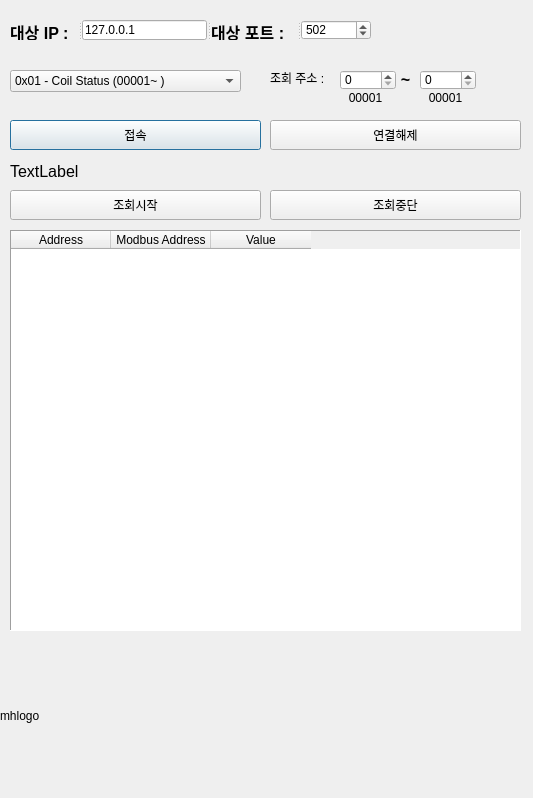
First picture: the form in modules/modbus_comm/modbus_test.ui, repository wkim300/BASS-BEMS, before the edit.
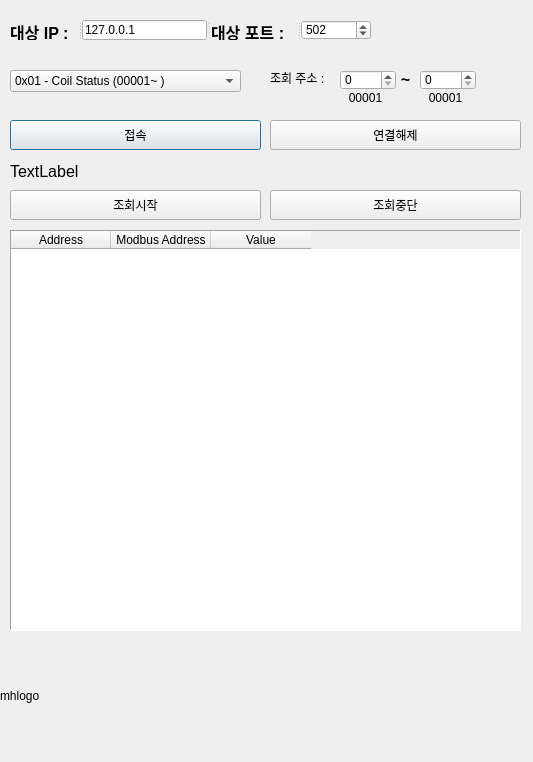
Second picture: the form after the edit.

```diff
--- a/modules/modbus_comm/modbus_test.ui
+++ b/modules/modbus_comm/modbus_test.ui
@@ -7,7 +7,7 @@
     <x>0</x>
     <y>0</y>
     <width>533</width>
-    <height>798</height>
+    <height>762</height>
    </rect>
   </property>
   <property name="windowTitle">
@@ -283,8 +283,8 @@
    <property name="geometry">
     <rect>
      <x>0</x>
-     <y>660</y>
-     <width>531</width>
+     <y>640</y>
+     <width>541</width>
      <height>111</height>
     </rect>
    </property>
```
